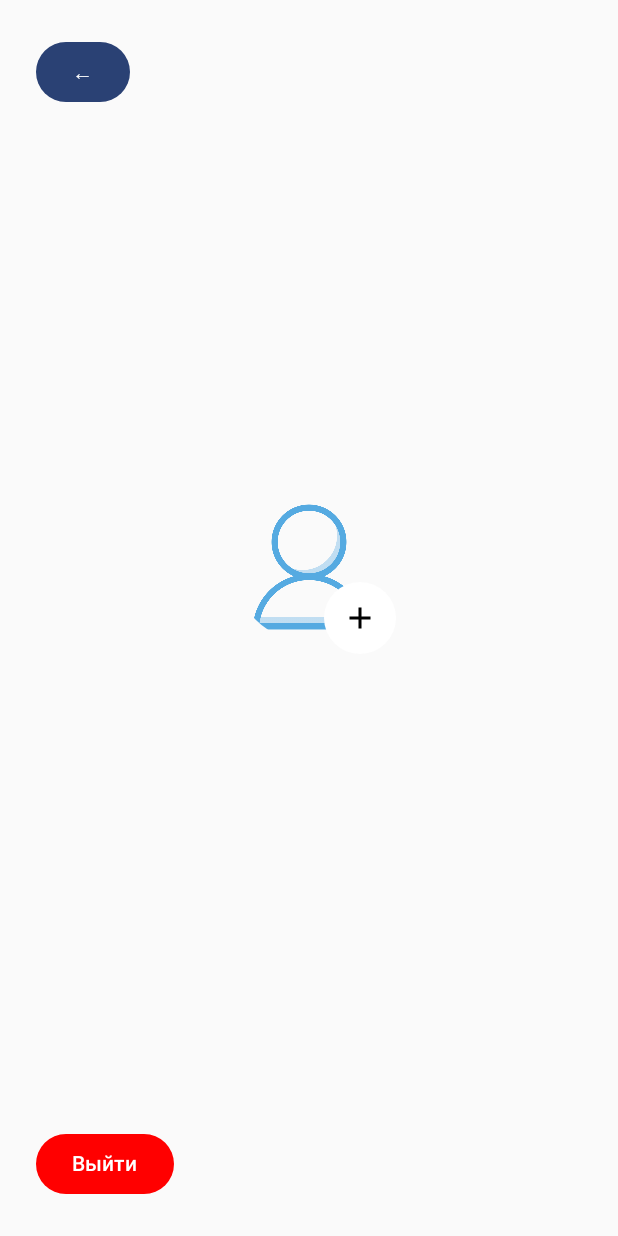
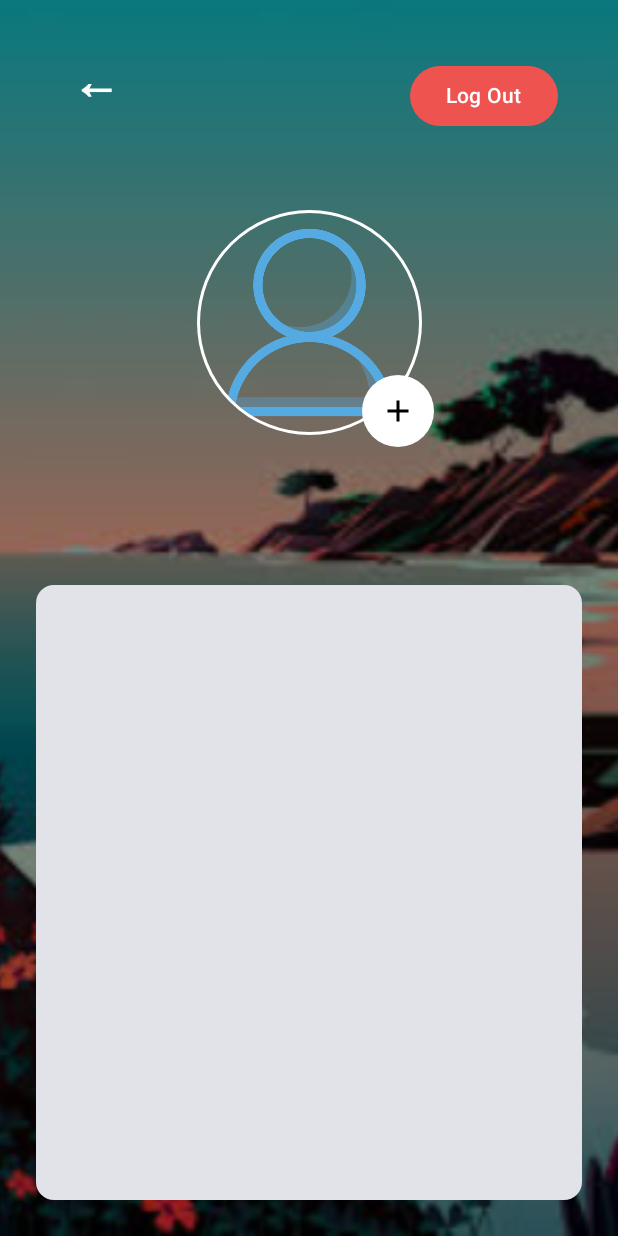
Before and after one commit to ksenydmitri/TripSpark, an Android app built with Jetpack Compose: the ProfileScreen screen opened through its navigation route, on a phone screen of 412 x 824 dp. Run offline under Robolectric (Android 15) with nearby library versions, the phone set to English and light mode, and no system bars; our stand-ins replace Dagger/Hilt's generated code, Firebase (no records; nobody signed in at launch, a user with empty details on screens opened directly), Room's generated code; libraries missing offline, so code that uses them is left out: androidx.hilt.lifecycle; network calls fail; pictures from the network do not load.

Commit message:
fix: navigation and ui

```diff
--- a/code/app/src/main/java/com/ksenia/tripspark/ui/components/AvatarWithChangeButton.kt
+++ b/code/app/src/main/java/com/ksenia/tripspark/ui/components/AvatarWithChangeButton.kt
@@ -6,6 +6,7 @@ import androidx.compose.foundation.Image
 import androidx.compose.material.icons.Icons
 import androidx.compose.material.icons.filled.Add
 import androidx.compose.foundation.background
+import androidx.compose.foundation.border
 import androidx.compose.foundation.layout.Box
 import androidx.compose.foundation.layout.size
 import androidx.compose.foundation.shape.CircleShape
@@ -19,8 +20,10 @@ import androidx.compose.ui.Alignment
 import androidx.compose.ui.Modifier
 import androidx.compose.ui.draw.clip
 import androidx.compose.ui.graphics.Color
+import androidx.compose.ui.graphics.Shape
 import androidx.compose.ui.layout.ContentScale
 import androidx.compose.ui.platform.LocalContext
+import androidx.compose.ui.res.colorResource
 import androidx.compose.ui.res.painterResource
 import androidx.compose.ui.unit.dp
 import coil.compose.AsyncImagePainter
@@ -38,7 +41,7 @@ fun AvatarWithChangeButton(
         AvatarImage(
             avatarUrl = avatarUrl,
             modifier = Modifier
-                .size(100.dp)
+                .matchParentSize()
                 .clip(CircleShape)
         )
         IconButton(
@@ -65,16 +68,6 @@ fun AvatarImage(
     val context = LocalContext.current
     val startTime = remember { System.currentTimeMillis() }
 
-    if (avatarUrl.isNullOrBlank()) {
-        Log.d("AvatarLoad", "👤 Показываем базовую аватарку (нет URL)")
-        Image(
-            painter = painterResource(id = R.drawable.avatar_base),
-            contentDescription = "Базовая аватарка",
-            modifier = modifier
-        )
-        return
-    }
-
     val painter = rememberAsyncImagePainter(
         model = ImageRequest.Builder(context)
             .data(avatarUrl)
@@ -100,10 +93,29 @@ fun AvatarImage(
         }
     }
 
-    Image(
-        painter = painter,
-        contentDescription = "Аватар",
-        modifier = modifier,
-        contentScale = ContentScale.Crop
-    )
+    Box(modifier = modifier) {
+        if (state is AsyncImagePainter.State.Loading || state is
+                    AsyncImagePainter.State.Error ||
+            avatarUrl.isNullOrBlank()) {
+            Image(
+                painter = painterResource(id = R.drawable.avatar_base),
+                contentDescription = "Базовая аватарка",
+                modifier = Modifier
+                    .matchParentSize()
+                    .clip(CircleShape),
+                contentScale = ContentScale.Crop
+            )
+        }
+
+        if (state is AsyncImagePainter.State.Success) {
+            Image(
+                painter = painter,
+                contentDescription = "Аватар",
+                modifier = Modifier
+                    .matchParentSize()
+                    .clip(CircleShape),
+                contentScale = ContentScale.Crop
+            )
+        }
+    }
 }
--- a/code/app/src/main/java/com/ksenia/tripspark/ui/screen/InterestSelectionScreen.kt
+++ b/code/app/src/main/java/com/ksenia/tripspark/ui/screen/InterestSelectionScreen.kt
@@ -28,6 +28,7 @@ import com.ksenia.tripspark.ui.components.AvatarImage
 import com.ksenia.tripspark.ui.components.GetRecommendationsButton
 import com.ksenia.tripspark.ui.components.InterestsList
 import com.ksenia.tripspark.ui.components.OptimizedSvgWithMarkers
+import com.ksenia.tripspark.ui.components.ProgressCircular
 import com.ksenia.tripspark.ui.viewmodel.InterestViewModel
 
 
@@ -46,10 +47,12 @@ fun InterestSelectionScreen(
     val user by viewModel.currentUser.collectAsState()
     val isLoading by viewModel.isLoading.collectAsState()
 
+    if (!isLoading && user == null){
+        navController.navigate("auth")
+    }
+
     if (isLoading) {
-        Box(modifier = Modifier.fillMaxSize(), contentAlignment = Alignment.Center) {
-            CircularProgressIndicator(color = colorResource(R.color.primary_blue))
-        }
+        ProgressCircular()
         return
     }
 
--- a/code/app/src/main/java/com/ksenia/tripspark/ui/screen/ProfileScreen.kt
+++ b/code/app/src/main/java/com/ksenia/tripspark/ui/screen/ProfileScreen.kt
@@ -3,7 +3,11 @@ package com.ksenia.tripspark.ui.screen
 import androidx.activity.compose.rememberLauncherForActivityResult
 import androidx.activity.result.PickVisualMediaRequest
 import androidx.activity.result.contract.ActivityResultContracts
+import androidx.compose.foundation.Image
+import androidx.compose.foundation.background
+import androidx.compose.foundation.border
 import androidx.compose.foundation.layout.Arrangement
+import androidx.compose.foundation.layout.Box
 import androidx.compose.foundation.layout.Column
 import androidx.compose.foundation.layout.Row
 import androidx.compose.foundation.layout.Spacer
@@ -14,7 +18,9 @@ import androidx.compose.foundation.layout.padding
 import androidx.compose.foundation.layout.size
 import androidx.compose.foundation.shape.CircleShape
 import androidx.compose.material3.Button
+import androidx.compose.material3.ButtonColors
 import androidx.compose.material3.ButtonDefaults
+import androidx.compose.material3.Card
 import androidx.compose.material3.Text
 import androidx.compose.runtime.Composable
 import androidx.compose.runtime.LaunchedEffect
@@ -24,14 +30,20 @@ import androidx.compose.ui.Alignment
 import androidx.compose.ui.Modifier
 import androidx.compose.ui.draw.clip
 import androidx.compose.ui.graphics.Color
+import androidx.compose.ui.layout.ContentScale
 import androidx.compose.ui.platform.LocalContext
+import androidx.compose.ui.res.colorResource
+import androidx.compose.ui.res.painterResource
 import androidx.compose.ui.text.font.FontWeight
+import androidx.compose.ui.tooling.preview.Preview
 import androidx.compose.ui.unit.dp
 import androidx.compose.ui.unit.sp
 import androidx.hilt.lifecycle.viewmodel.compose.hiltViewModel
 import androidx.lifecycle.viewmodel.compose.viewModel
 import androidx.navigation.NavController
+import com.ksenia.tripspark.R
 import com.ksenia.tripspark.ui.components.AvatarWithChangeButton
+import com.ksenia.tripspark.ui.components.ProgressCircular
 import com.ksenia.tripspark.ui.viewmodel.AuthViewModel
 
 @Composable
@@ -40,7 +52,7 @@ fun ProfileScreen(
     authViewModel: AuthViewModel = hiltViewModel()
 ) {
     val user by authViewModel.currentUser.collectAsState()
-    val isLoaded by authViewModel.isLoading.collectAsState()
+    val isLoading by authViewModel.isLoading.collectAsState()
     val context = LocalContext.current
 
     val pickImageLauncher = rememberLauncherForActivityResult(
@@ -52,58 +64,131 @@ fun ProfileScreen(
         }
     )
 
-    LaunchedEffect(isLoaded) {
-        if (isLoaded && user == null) {
+    if (isLoading) {
+        ProgressCircular()
+        return
+    }
+
+    if (user == null) {
+        LaunchedEffect(Unit) {
             navController.navigate("auth")
         }
+        return
     }
 
-    user?.let {
+    ProfileScreenContent(
+        user = user!!,
+        onAvatarClick = {
+            pickImageLauncher.launch(
+                PickVisualMediaRequest(ActivityResultContracts.PickVisualMedia.ImageOnly)
+            )
+        },
+        onBackClick = { navController.navigate("interests") },
+        onLogoutClick = {
+            authViewModel.logout()
+            navController.navigate("auth")
+        }
+    )
+}
+
+@Composable
+fun ProfileScreenContent(
+    user: com.ksenia.tripspark.domain.model.User,
+    onAvatarClick: () -> Unit,
+    onBackClick: () -> Unit,
+    onLogoutClick: () -> Unit
+) {
+    Box(modifier = Modifier.fillMaxSize()) {
+
+        Image(
+            painter = painterResource(id = R.drawable.back_2),
+            contentDescription = null,
+            contentScale = ContentScale.Crop,
+            modifier = Modifier.fillMaxSize()
+        )
+
+        Box(
+            modifier = Modifier
+                .fillMaxSize()
+                .background(Color.Black.copy(alpha = 0.4f))
+        )
+
+    }
     Column(
         modifier = Modifier
             .fillMaxSize()
             .padding(24.dp),
-            verticalArrangement = Arrangement.SpaceBetween
+        verticalArrangement = Arrangement.SpaceBetween,
+        horizontalAlignment = Alignment.CenterHorizontally
     ) {
         Row(
             modifier = Modifier.fillMaxWidth(),
             horizontalArrangement = Arrangement.SpaceBetween
         ) {
-                Button(onClick = { navController.navigate("interests") }) {
-                    Text("←")
+            Button(onClick = onBackClick,
+                colors = ButtonColors(
+                    contentColor = colorResource(R.color.white),
+                    containerColor = Color.Transparent,
+                    disabledContentColor = colorResource(R.color.primary_blue),
+                    disabledContainerColor = Color.Transparent),
+                ) {
+                Text(text = "←",
+                   fontSize = 32.sp,
+                    fontWeight = FontWeight.ExtraBold)
             }
+            Button(
+                modifier = Modifier.padding(16.dp),
+                onClick = onLogoutClick,
+                colors = ButtonDefaults.buttonColors(containerColor = colorResource(R.color.error_red))
+            ) {
+                Text("Log Out", color = Color.White)
             }
 
-            Spacer(modifier = Modifier.height(16.dp))
-
+        }
+        Spacer(modifier = Modifier.height(36.dp))
+        AvatarWithChangeButton(
+            avatarUrl = user.imageId,
+            onAddAvatarClick = onAvatarClick,
+            modifier = Modifier.size(150.dp)
+                .border(width = 2.dp,
+                color = colorResource(R.color.white),
+                shape = CircleShape)
+        )
+        Spacer(modifier = Modifier.height(100.dp))
+        Card(modifier = Modifier.fillMaxSize()) {
             Column(
                 modifier = Modifier.fillMaxWidth(),
                 horizontalAlignment = Alignment.CenterHorizontally
             ) {
-                AvatarWithChangeButton(
-                    avatarUrl = user!!.imageId,
-                    onAddAvatarClick = {
-                        pickImageLauncher
-                            .launch(PickVisualMediaRequest(
-                                ActivityResultContracts
-                                    .PickVisualMedia.ImageOnly))
-                    }
-                )
                 Spacer(modifier = Modifier.height(12.dp))
-                Text(text = user!!.name, fontSize = 20.sp, fontWeight = FontWeight.Bold)
-                Text(text = user!!.email, fontSize = 16.sp, color = Color.Gray)
-            }
-
-            Spacer(modifier = Modifier.height(24.dp))
-            Button(
-                onClick = {
-                    authViewModel.logout()
-                    navController.navigate("auth")
-                },
-                colors = ButtonDefaults.buttonColors(containerColor = Color.Red)
-            ) {
-                Text("Выйти", color = Color.White)
+                Text(text = user.name, fontSize = 32.sp, fontWeight = FontWeight.Bold)
+                Spacer(modifier = Modifier.height(16.dp))
+                Text(text = user.email, fontSize = 16.sp, color = Color.Gray)
+                user.interests.map { interest ->
+                    Text(text = interest.name,
+                        fontSize = 16.sp,
+                        color = Color.Gray)
                 }
             }
         }
     }
+}
+
+@Preview(showBackground = true)
+@Composable
+fun ProfileScreenPreview() {
+    val fakeUser = com.ksenia.tripspark.domain.model.User(
+        id = "preview",
+        name = "Ксения Дмитриева",
+        email = "ksenia@example.com",
+        imageId = "https://example.com/avatar.jpg",
+        interests = emptyList()
+    )
+
+    ProfileScreenContent(
+        user = fakeUser,
+        onAvatarClick = {},
+        onBackClick = {},
+        onLogoutClick = {}
+    )
+}
--- a/code/app/src/main/java/com/ksenia/tripspark/ui/viewmodel/AuthViewModel.kt
+++ b/code/app/src/main/java/com/ksenia/tripspark/ui/viewmodel/AuthViewModel.kt
@@ -1,13 +1,10 @@
 package com.ksenia.tripspark.ui.viewmodel
 
-import android.R.attr.data
 import android.content.Context
 import android.net.Uri
 import android.util.Log
 import androidx.lifecycle.ViewModel
 import androidx.lifecycle.viewModelScope
-import com.google.firebase.firestore.FirebaseFirestore
-import com.ksenia.tripspark.domain.model.Destination
 import com.ksenia.tripspark.domain.model.User
 import com.ksenia.tripspark.domain.usecase.UserUseCases
 import dagger.hilt.android.lifecycle.HiltViewModel
@@ -15,6 +12,7 @@ import kotlinx.coroutines.Dispatchers
 import kotlinx.coroutines.flow.MutableStateFlow
 import kotlinx.coroutines.flow.StateFlow
 import kotlinx.coroutines.flow.asStateFlow
+import kotlinx.coroutines.flow.firstOrNull
 import kotlinx.coroutines.launch
 import kotlinx.coroutines.withContext
 import javax.inject.Inject
@@ -36,19 +34,18 @@ class AuthViewModel@Inject constructor(
     val avatarUrl: StateFlow<String?> = _avatarUrl
 
     init {
-        getCurrentUser()
-
-    }
-
-    fun getCurrentUser(){
         viewModelScope.launch {
-            userUseCases.getUser.invoke().collect { user ->
-                _currentUser.value = user
-                _isLoading.value = true
-            }
+            _isLoading.value = true
+            loadCurrentUser()
+            _isLoading.value = false
         }
     }
 
+    private suspend fun loadCurrentUser() {
+        userUseCases.updateLocalUserUseCase.invoke()
+        val user = userUseCases.getUser.invoke().firstOrNull()
+        _currentUser.value = user
+    }
     fun isUserLoggedIn(): Boolean {
         val user = currentUser.value
         return user != null && user.id.isNotBlank()
--- a/code/app/src/main/java/com/ksenia/tripspark/ui/viewmodel/InterestViewModel.kt
+++ b/code/app/src/main/java/com/ksenia/tripspark/ui/viewmodel/InterestViewModel.kt
@@ -9,6 +9,7 @@ import dagger.hilt.android.lifecycle.HiltViewModel
 import kotlinx.coroutines.flow.MutableStateFlow
 import kotlinx.coroutines.flow.StateFlow
 import kotlinx.coroutines.flow.asStateFlow
+import kotlinx.coroutines.flow.firstOrNull
 import kotlinx.coroutines.launch
 import javax.inject.Inject
 
@@ -31,20 +32,19 @@ class InterestViewModel @Inject constructor(
     val continents: StateFlow<List<SelectableContinent>> = _continents.asStateFlow()
 
     init {
+        viewModelScope.launch {
             _isLoading.value = true
             observeCurrentUser()
             loadInterests()
             loadContinents()
             _isLoading.value = false
         }
+    }
 
-    private fun observeCurrentUser() {
-        viewModelScope.launch {
+    private suspend fun observeCurrentUser() {
         userUseCases.updateLocalUserUseCase.invoke()
-            userUseCases.getUser.invoke().collect { user ->
+        val user = userUseCases.getUser.invoke().firstOrNull()
         _currentUser.value = user
-            }
-        }
     }
 
     private fun loadInterests() {
```
Also changed, not shown: code/app/build.gradle.kts (+8 -0 lines), code/app/src/main/java/com/ksenia/tripspark/ui/components/AuthCard.kt (added, +77 -0 lines), code/app/src/main/java/com/ksenia/tripspark/ui/components/ProgressCircular.kt (added, +19 -0 lines), code/app/src/main/java/com/ksenia/tripspark/ui/screen/AuthScreen.kt (+101 -52 lines), code/gradle/libs.versions.toml (+9 -0 lines), code/app/src/main/res/drawable/back_2.jpeg (added), 1 other file. Lines whose indentation alone changed are shown as unchanged.
